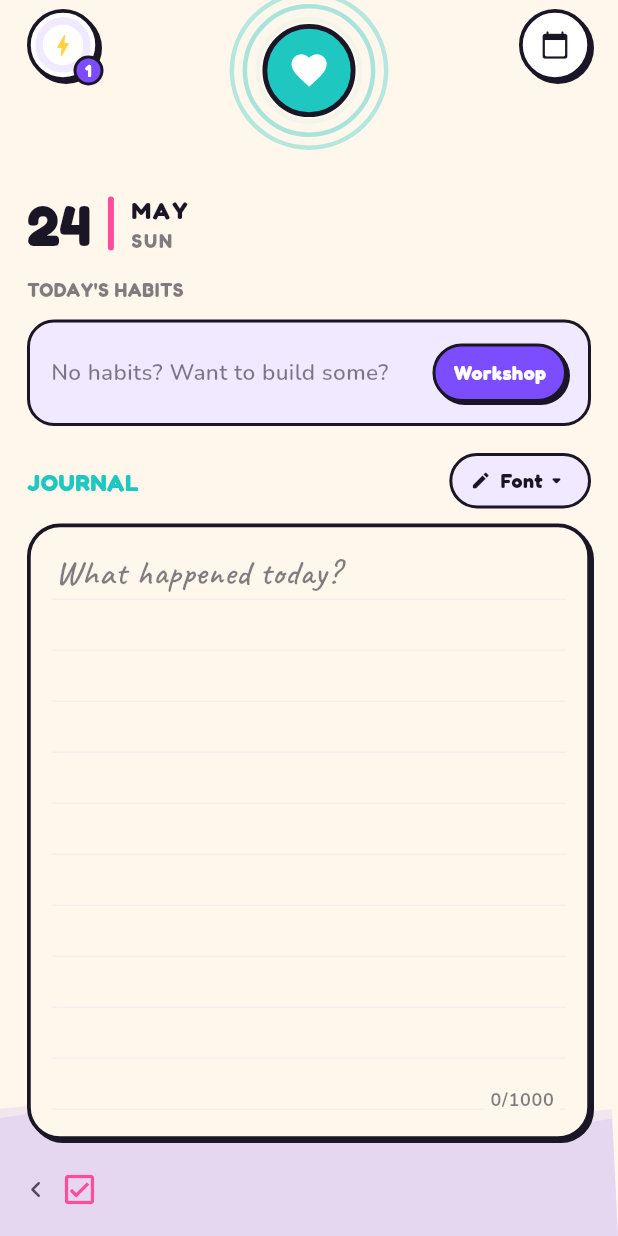
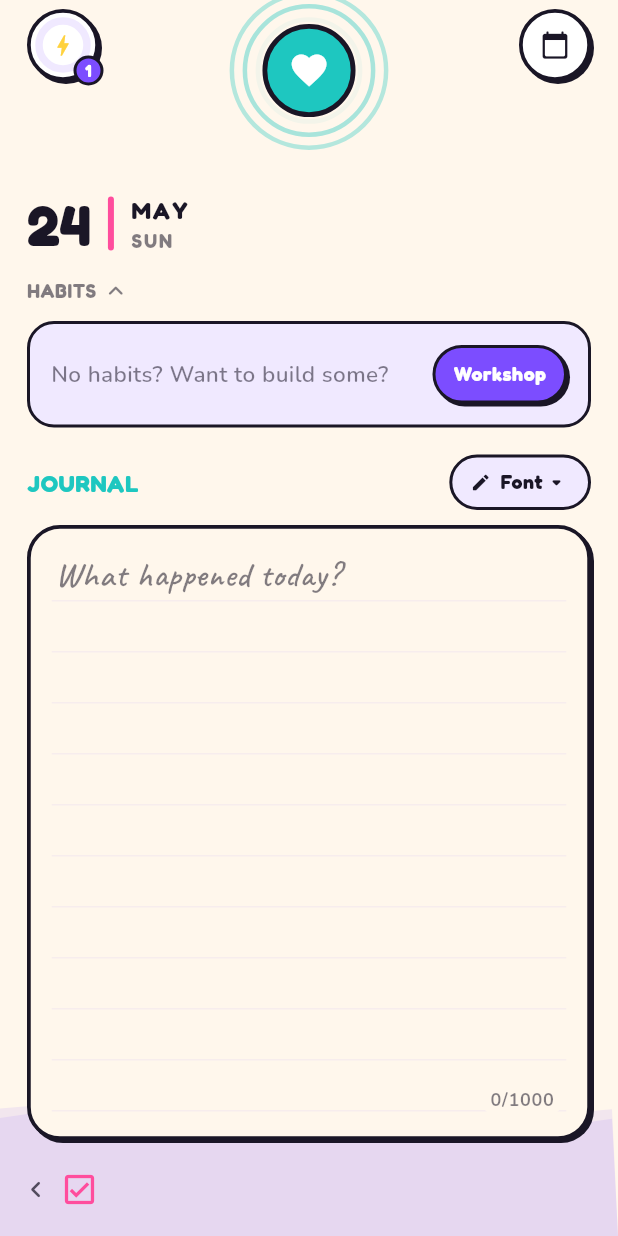
Before and after one commit to aristocrat71/OptiLife, a Flutter app: the screen it shows after launch, swiped to page 4, on a phone screen of 412 x 824 dp. Run offline on Flutter 3.47's test engine with Material 3 defaults, Android fonts, the phone set to English and light mode, and no system bars; our stand-ins replace drift, flutter_riverpod; missing offline and left inert: flame, flame_svg, gal; accounts and stored records are empty; generated files the repository leaves out were written again.

Commit message:
fix: collapse habits on journal focus

```diff
--- a/lib/screens/journal_page.dart
+++ b/lib/screens/journal_page.dart
@@ -4,6 +4,7 @@ import 'dart:math' as math;
 import 'package:flutter/material.dart';
 import 'package:flutter/services.dart';
 import 'package:flutter_riverpod/flutter_riverpod.dart';
+import 'package:flutter_riverpod/legacy.dart'; // StateProvider (Riverpod 3)
 
 import '../core/limits.dart';
 import '../data/database.dart';
@@ -17,6 +18,11 @@ import '../widgets/level_up_overlay.dart';
 import '../widgets/pop_tappable.dart';
 import '../widgets/warp_button.dart';
 import 'workshop_page.dart';
+
+/// Whether the habits strip is collapsed (hidden behind its title arrow).
+/// Lives outside the widgets so the journal editor can pop it back open when
+/// the entry is focused.
+final habitsCollapsedProvider = StateProvider<bool>((ref) => false);
 
 /// Journal + Habits (`04-journal-habits.md`). One combined screen: habit logging
 /// (+2⚡ each) lives **above** the day's journal entry. Today is editable; past
@@ -248,6 +254,7 @@ class _HabitsStrip extends ConsumerWidget {
     final logs =
         ref.watch(habitLogsForSelectedDateProvider).asData?.value ?? const [];
     final loggedLe = logs.fold<int>(0, (s, l) => s + l.leAwarded);
+    final collapsed = ref.watch(habitsCollapsedProvider);
 
     return Column(
       crossAxisAlignment: CrossAxisAlignment.start,
@@ -255,9 +262,28 @@ class _HabitsStrip extends ConsumerWidget {
         Row(
           mainAxisAlignment: MainAxisAlignment.spaceBetween,
           children: [
-            Text(readOnly ? "THAT DAY'S HABITS" : "TODAY'S HABITS",
+            // Title + the collapse/expand arrow.
+            PopTappable(
+              onTap: () => ref.read(habitsCollapsedProvider.notifier).state =
+                  !collapsed,
+              child: Row(
+                mainAxisSize: MainAxisSize.min,
+                children: [
+                  Text('HABITS',
                       style: AppType.label
                           .copyWith(fontSize: 13, color: AppColors.textMuted)),
+                  const SizedBox(width: 3),
+                  AnimatedRotation(
+                    // Points up when open, down when collapsed.
+                    turns: collapsed ? 0 : 0.5,
+                    duration: AppMotion.pop,
+                    curve: Curves.easeInOut,
+                    child: Icon(Icons.keyboard_arrow_down_rounded,
+                        size: 20, color: AppColors.textMuted),
+                  ),
+                ],
+              ),
+            ),
             if (loggedLe > 0)
               Row(
                 mainAxisSize: MainAxisSize.min,
@@ -274,18 +300,29 @@ class _HabitsStrip extends ConsumerWidget {
               ),
           ],
         ),
-        const SizedBox(height: 10),
-        if (habits.isEmpty)
-          _noHabitsPrompt(context)
-        else
-          SizedBox(
+        // The list drops down / folds up under the title.
+        AnimatedSize(
+          duration: AppMotion.pop,
+          curve: Curves.easeInOut,
+          alignment: Alignment.topCenter,
+          child: collapsed
+              ? const SizedBox(width: double.infinity)
+              : Padding(
+                  padding: const EdgeInsets.only(top: 10),
+                  child: habits.isEmpty
+                      ? _noHabitsPrompt(context)
+                      : SizedBox(
                           height: 96,
-            child: ListView.separated(
+                          child: _fadeEdgesH(
+                            ListView.separated(
                               scrollDirection: Axis.horizontal,
                               physics: const BouncingScrollPhysics(),
-              padding: const EdgeInsets.symmetric(vertical: 2),
+                              // Inset so the first/last chips clear the edge
+                              // fades at rest.
+                              padding: const EdgeInsets.fromLTRB(2, 2, 2, 2),
                               itemCount: habits.length,
-              separatorBuilder: (_, _) => const SizedBox(width: 12),
+                              separatorBuilder: (_, _) =>
+                                  const SizedBox(width: 12),
                               itemBuilder: (_, i) {
                                 final h = habits[i];
                                 HabitLog? log;
@@ -295,13 +332,36 @@ class _HabitsStrip extends ConsumerWidget {
                                     break;
                                   }
                                 }
-                return _HabitChip(habit: h, log: log, readOnly: readOnly);
+                                return _HabitChip(
+                                    habit: h, log: log, readOnly: readOnly);
                               },
+                            ),
+                          ),
+                        ),
                 ),
         ),
       ],
     );
   }
+
+  /// Softly fades the left & right edges of the habits row to transparent so
+  /// chips melt into the background instead of being hard-clipped — mirrors the
+  /// vertical fade on the Side Quests box, but horizontal.
+  Widget _fadeEdgesH(Widget child) => ShaderMask(
+        blendMode: BlendMode.dstIn,
+        shaderCallback: (rect) => const LinearGradient(
+          begin: Alignment.centerLeft,
+          end: Alignment.centerRight,
+          colors: [
+            Colors.transparent,
+            Colors.white,
+            Colors.white,
+            Colors.transparent,
+          ],
+          stops: [0.0, 0.04, 0.96, 1.0],
+        ).createShader(rect),
+        child: child,
+      );
 
   Widget _noHabitsPrompt(BuildContext context) {
     return Container(
@@ -497,6 +557,11 @@ class _JournalSection extends ConsumerWidget {
                         onChanged: (text) => ref
                             .read(databaseProvider)
                             .upsertJournal(date, text),
+                        // Focusing the entry folds the habits strip away to
+                        // make room for typing.
+                        onFocus: () => ref
+                            .read(habitsCollapsedProvider.notifier)
+                            .state = true,
                       ),
               ),
             ],
@@ -531,11 +596,13 @@ class _JournalEditor extends StatefulWidget {
     required this.font,
     required this.textAlign,
     required this.onChanged,
+    required this.onFocus,
   });
   final String initialBody;
   final JournalFont font;
   final TextAlign textAlign;
   final ValueChanged<String> onChanged;
+  final VoidCallback onFocus;
 
   @override
   State<_JournalEditor> createState() => _JournalEditorState();
@@ -544,11 +611,17 @@ class _JournalEditor extends StatefulWidget {
 class _JournalEditorState extends State<_JournalEditor> {
   late final TextEditingController _controller =
       TextEditingController(text: widget.initialBody);
+  late final FocusNode _focusNode = FocusNode()..addListener(_onFocusChange);
   Timer? _debounce;
+
+  void _onFocusChange() {
+    if (_focusNode.hasFocus) widget.onFocus();
+  }
 
   @override
   void dispose() {
     _debounce?.cancel();
+    _focusNode.dispose();
     _controller.dispose();
     super.dispose();
   }
@@ -566,6 +639,7 @@ class _JournalEditorState extends State<_JournalEditor> {
       children: [
         TextField(
           controller: _controller,
+          focusNode: _focusNode,
           onChanged: _onChanged,
           maxLines: null,
           expands: true,
```
Lines whose indentation alone changed are shown as unchanged.
